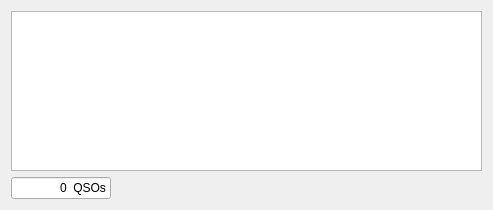
Qt form widgets/CabrilloLogWindow.ui (saitohirga/WSJT-X) before a commit.
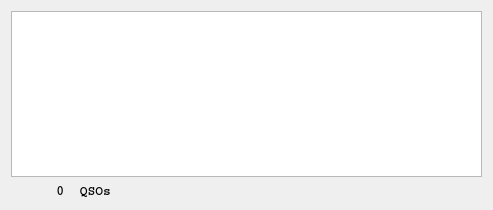
The same form after that commit.

What changed in the file:
```diff
--- a/widgets/CabrilloLogWindow.ui
+++ b/widgets/CabrilloLogWindow.ui
@@ -28,13 +28,20 @@
     </widget>
    </item>
    <item>
-    <widget class="QLineEdit" name="nQSO_lineEdit">
+    <widget class="QLabel" name="nQSO_lineEdit">
      <property name="maximumSize">
       <size>
        <width>100</width>
        <height>16777215</height>
       </size>
      </property>
+     <property name="styleSheet">
+      <string notr="true">* {
+       font-family: Courier;
+       font-size: 10pt;
+       font-weight: bold;
+       }</string>
+     </property>
      <property name="text">
       <string>0  QSOs</string>
      </property>
```
